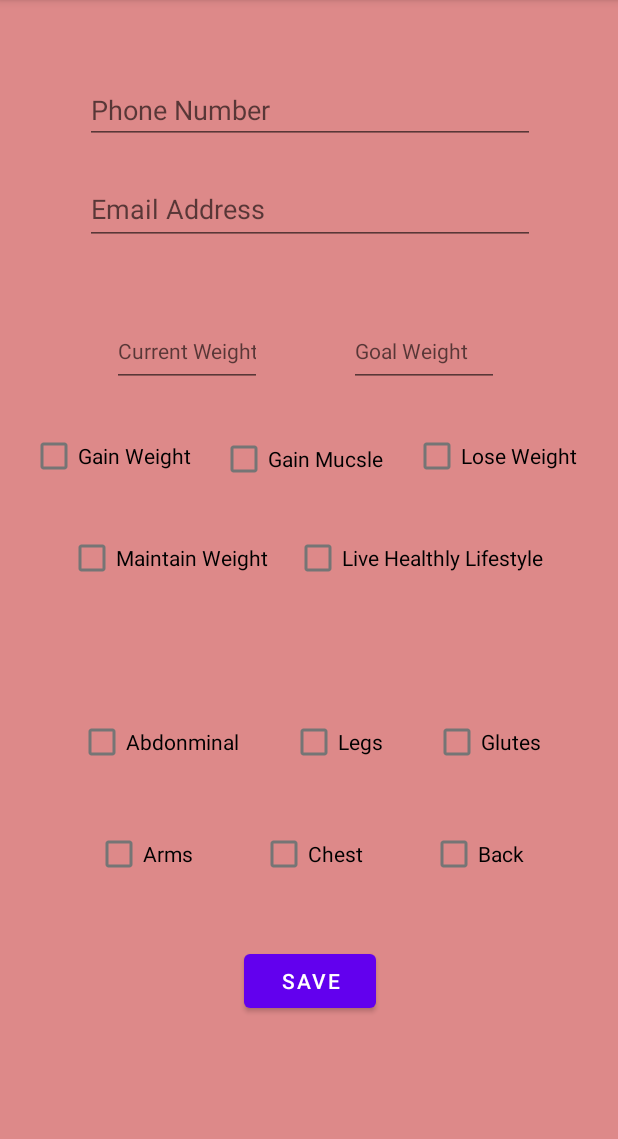
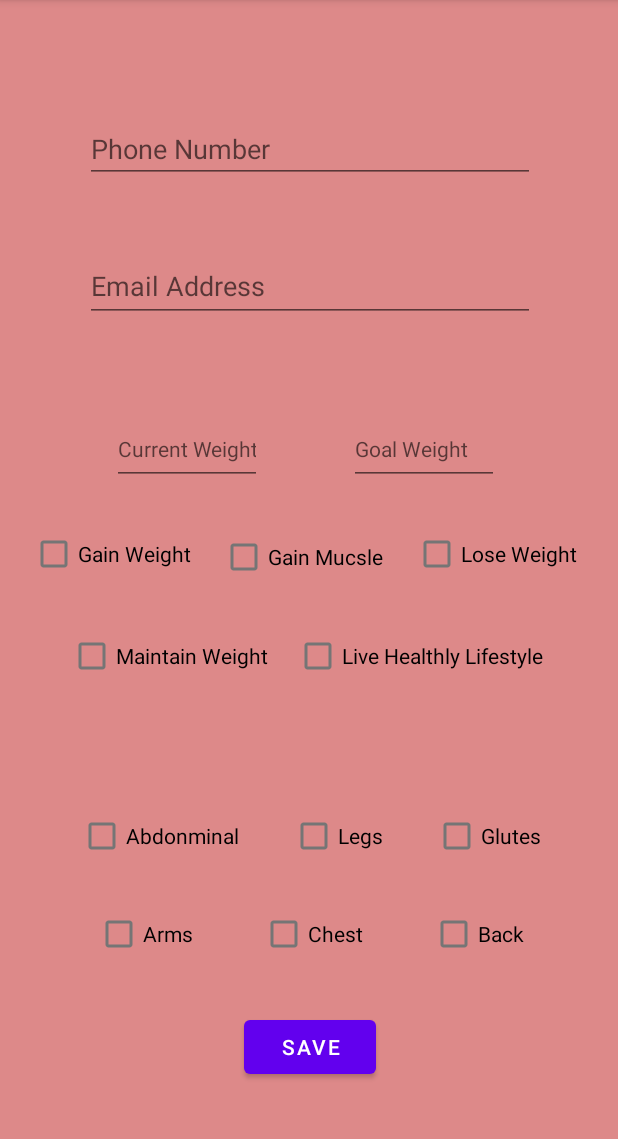
Before and after one commit to Twilli70/GymRat, an Android app: the UserProfileFragment screen opened through its navigation route, on a phone screen of 412 x 824 dp, the part 84-1223 px from its top. Run offline under Robolectric (Android 15) with nearby library versions, the phone set to English and light mode, and no system bars.

Commit message:
Updated user profile UI again

```diff
--- a/app/src/main/res/layout/fragment_user_profile.xml
+++ b/app/src/main/res/layout/fragment_user_profile.xml
@@ -9,8 +9,9 @@
     <androidx.constraintlayout.widget.ConstraintLayout
         android:id="@+id/ContactInfo"
         android:layout_width="375dp"
-        android:layout_height="150dp"
+        android:layout_height="0dp"
         android:layout_marginTop="32dp"
+        app:layout_constraintBottom_toTopOf="@+id/Goals"
         app:layout_constraintEnd_toEndOf="parent"
         app:layout_constraintStart_toStartOf="parent"
         app:layout_constraintTop_toTopOf="parent">
@@ -46,7 +47,7 @@
         android:id="@+id/Goals"
         android:layout_width="375dp"
         android:layout_height="250dp"
-        android:layout_marginTop="12dp"
+        app:layout_constraintBottom_toTopOf="@+id/Workouts"
         app:layout_constraintEnd_toEndOf="parent"
         app:layout_constraintHorizontal_bias="0.444"
         app:layout_constraintStart_toStartOf="parent"
@@ -149,7 +150,8 @@
     <androidx.constraintlayout.widget.ConstraintLayout
         android:id="@+id/Workouts"
         android:layout_width="375dp"
-        android:layout_height="250dp"
+        android:layout_height="0dp"
+        android:layout_marginBottom="32dp"
         app:layout_constraintBottom_toBottomOf="parent"
         app:layout_constraintEnd_toEndOf="parent"
         app:layout_constraintStart_toStartOf="parent"
```
